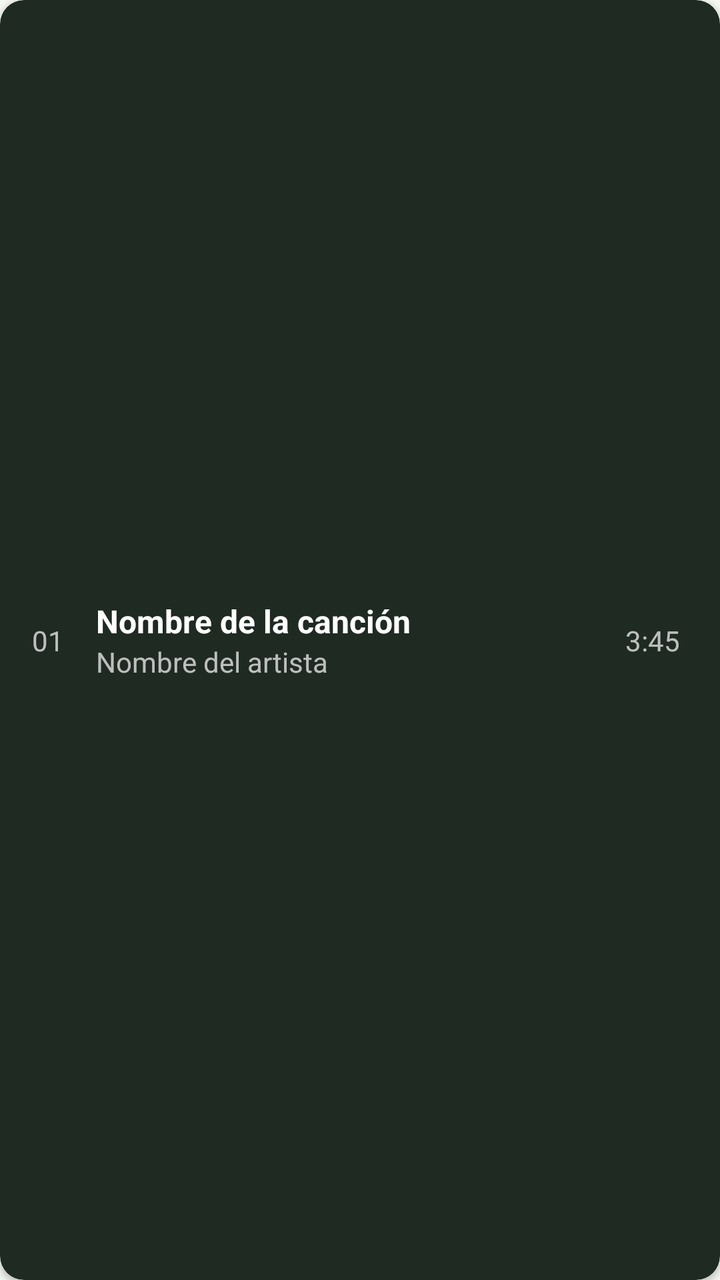
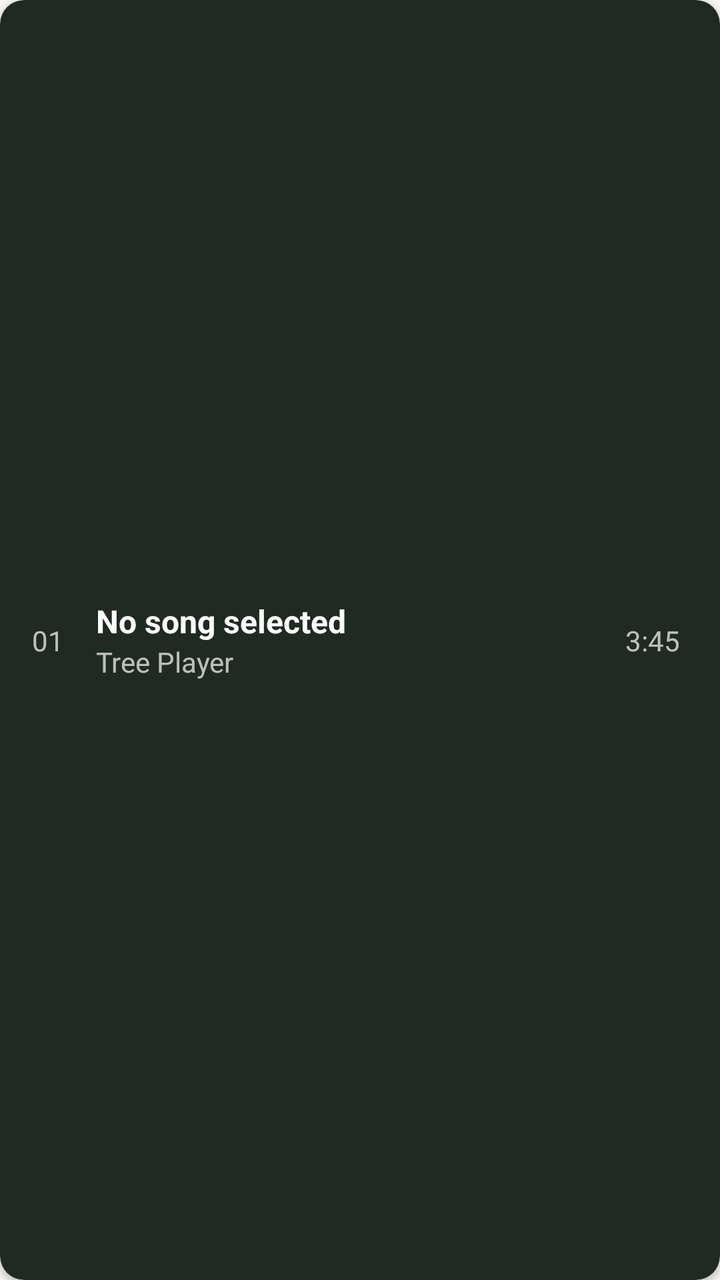

The first picture is an Android layout as it rendered before a commit; the second is the same layout after the commit. The layout source and the unified diff follow.
<!-- AndroidManifest.xml: application theme Theme.TreePlayer -->
<!-- res/layout/item_cancion.xml -->
<?xml version="1.0" encoding="utf-8"?>
<androidx.cardview.widget.CardView xmlns:android="http://schemas.android.com/apk/res/android"
    xmlns:app="http://schemas.android.com/apk/res-auto"
    android:layout_width="match_parent"
    android:layout_height="72dp"
    android:layout_marginVertical="4dp"
    android:layout_marginHorizontal="8dp"
    app:cardCornerRadius="12dp"
    app:cardElevation="2dp"
    app:cardBackgroundColor="@color/superficie_tarjeta">

    <androidx.constraintlayout.widget.ConstraintLayout
        android:layout_width="match_parent"
        android:layout_height="match_parent"
        android:padding="8dp">

        
        <TextView
            android:id="@+id/tvNumero"
            android:layout_width="32dp"
            android:layout_height="wrap_content"
            android:text="01"
            android:textSize="14sp"
            android:textColor="@color/texto_secundario_dark"
            android:gravity="center"
            app:layout_constraintStart_toStartOf="parent"
            app:layout_constraintTop_toTopOf="parent"
            app:layout_constraintBottom_toBottomOf="parent" />

        
        <ImageView
            android:id="@+id/ivPortada"
            android:layout_width="48dp"
            android:layout_height="48dp"
            android:src="@drawable/ic_default_album"
            android:scaleType="centerCrop"
            android:visibility="gone"
            android:layout_marginStart="8dp"
            app:layout_constraintStart_toEndOf="@+id/tvNumero"
            app:layout_constraintTop_toTopOf="parent"
            app:layout_constraintBottom_toBottomOf="parent"
            app:shapeAppearanceOverlay="@style/ShapeAppearanceOverlay.App.CornerSize8" />

        
        <TextView
            android:id="@+id/tvTitulo"
            android:layout_width="0dp"
            android:layout_height="wrap_content"
            android:text="Nombre de la canción"
            android:textSize="16sp"
            android:textStyle="bold"
            android:textColor="@color/texto_primario_dark"
            android:maxLines="1"
            android:ellipsize="end"
            android:layout_marginStart="8dp"
            android:layout_marginEnd="8dp"
            app:layout_constraintStart_toEndOf="@+id/ivPortada"
            app:layout_constraintEnd_toStartOf="@+id/tvDuracion"
            app:layout_constraintTop_toTopOf="@+id/ivPortada"
            app:layout_constraintBottom_toTopOf="@+id/tvArtista" />

        
        <TextView
            android:id="@+id/tvArtista"
            android:layout_width="0dp"
            android:layout_height="wrap_content"
            android:text="Nombre del artista"
            android:textSize="14sp"
            android:textColor="@color/texto_secundario_dark"
            android:maxLines="1"
            android:ellipsize="end"
            android:layout_marginStart="8dp"
            android:layout_marginEnd="8dp"
            app:layout_constraintStart_toEndOf="@+id/ivPortada"
            app:layout_constraintEnd_toStartOf="@+id/tvDuracion"
            app:layout_constraintTop_toBottomOf="@+id/tvTitulo"
            app:layout_constraintBottom_toBottomOf="@+id/ivPortada" />

        
        <TextView
            android:id="@+id/tvDuracion"
            android:layout_width="wrap_content"
            android:layout_height="wrap_content"
            android:text="3:45"
            android:textSize="14sp"
            android:textColor="@color/texto_secundario_dark"
            app:layout_constraintEnd_toEndOf="parent"
            app:layout_constraintTop_toTopOf="parent"
            app:layout_constraintBottom_toBottomOf="parent"
            android:layout_marginEnd="12dp" />

        
        <ImageView
            android:id="@+id/ivMenu"
            android:layout_width="24dp"
            android:layout_height="24dp"
            android:src="@drawable/ic_more_vert"
            android:visibility="gone"
            app:layout_constraintEnd_toEndOf="parent"
            app:layout_constraintTop_toTopOf="parent"
            app:layout_constraintBottom_toBottomOf="parent"
            android:layout_marginEnd="8dp"
            app:tint="@color/texto_secundario_dark" />

    </androidx.constraintlayout.widget.ConstraintLayout>
</androidx.cardview.widget.CardView>
<!-- resources referenced by this layout -->
<resources>
  <color name="superficie_tarjeta">#1E2A22</color>
  <color name="texto_primario_dark">#FFFFFF</color>
  <color name="texto_secundario_dark">#B3FFFFFF</color>
  <!-- drawable ic_default_album (drawable) -->
  <vector xmlns:android="http://schemas.android.com/apk/res/android"
      android:width="24dp"
      android:height="24dp"
      android:viewportWidth="24"
      android:viewportHeight="24">
      
      <path
          android:fillColor="@color/verde_profundo"
          android:pathData="M12,2C6.48,2 2,6.48 2,12s4.48,10 10,10 10,-4.48 10,-10S17.52,2 12,2z"/>
      
      <path
          android:fillColor="@color/marrón_claro"
          android:pathData="M11,15h2v4h-2z"/>
      
      <path
          android:fillColor="@color/verde_brillante"
          android:pathData="M12,5L6,12h3v3h6v-3h3L12,5z"/>
  </vector>
  <!-- drawable ic_more_vert (drawable) -->
  <vector xmlns:android="http://schemas.android.com/apk/res/android"
      android:width="24dp"
      android:height="24dp"
      android:viewportWidth="24"
      android:viewportHeight="24">
      <path
          android:fillColor="@color/texto_secundario_dark"
          android:pathData="M12,8c1.1,0 2,-0.9 2,-2s-0.9,-2 -2,-2 -2,0.9 -2,2 0.9,2 2,2zM12,10c-1.1,0 -2,0.9 -2,2s0.9,2 2,2 2,-0.9 2,-2 -0.9,-2 -2,-2zM12,16c-1.1,0 -2,0.9 -2,2s0.9,2 2,2 2,-0.9 2,-2 -0.9,-2 -2,-2z"/>
  </vector>
  <style name="ShapeAppearanceOverlay.App.CornerSize8" parent="">
          <item name="cornerSize">8dp</item>
      </style>
  <style name="Theme.TreePlayer" parent="Base.Theme.TreePlayer" />
  <color name="verde_profundo">#288c64</color>
  <color name="verde_brillante">#5ab267</color>
  <style name="Base.Theme.TreePlayer" parent="Theme.Material3.DayNight.NoActionBar">
          
          <item name="android:windowBackground">@color/fondo_principal_light</item>
          <item name="colorPrimary">@color/verde_brillante</item>
          <item name="colorPrimaryVariant">@color/verde_profundo</item>
          <item name="colorOnPrimary">@color/white</item>
  
          <item name="colorSecondary">@color/marrón_claro</item>
          <item name="colorOnSecondary">@color/white</item>
  
          <item name="android:colorBackground">@color/superficie_tarjeta_light</item>
          <item name="android:textColorPrimary">@color/texto_primario_light</item>
          <item name="android:textColorSecondary">@color/texto_secundario_light</item>
  
          
          <item name="android:statusBarColor" tools:targetApi="l">@color/verde_profundo</item>
          <item name="android:navigationBarColor" tools:targetApi="l">@color/fondo_principal_light</item>
      </style>
  <color name="fondo_principal_light">#F5F9F2</color>
  <color name="white">#FFFFFFFF</color>
  <color name="superficie_tarjeta_light">#FFFFFF</color>
  <color name="texto_primario_light">#1A1F1A</color>
  <color name="texto_secundario_light">#6B756B</color>
</resources>

<!-- the commit's change to res/layout/item_cancion.xml (unified diff, before → after) -->
@@ -30,9 +30,9 @@
         
         <ImageView
             android:id="@+id/ivPortada"
-            android:layout_width="48dp"
-            android:layout_height="48dp"
-            android:src="@drawable/ic_default_album"
+            android:layout_width="100dp"
+            android:layout_height="100dp"
+            android:src="@drawable/ic_default_album_final"
             android:scaleType="centerCrop"
             android:visibility="gone"
             android:layout_marginStart="8dp"
@@ -46,7 +46,7 @@
             android:id="@+id/tvTitulo"
             android:layout_width="0dp"
             android:layout_height="wrap_content"
-            android:text="Nombre de la canción"
+            android:text="@string/main_no_song_selected"
             android:textSize="16sp"
             android:textStyle="bold"
             android:textColor="@color/texto_primario_dark"
@@ -64,7 +64,7 @@
             android:id="@+id/tvArtista"
             android:layout_width="0dp"
             android:layout_height="wrap_content"
-            android:text="Nombre del artista"
+            android:text="@string/app_name"
             android:textSize="14sp"
             android:textColor="@color/texto_secundario_dark"
             android:maxLines="1"
<!-- resource entries referenced after the edit -->
@@ -3,25 +3,7 @@
   <color name="superficie_tarjeta">#1E2A22</color>
   <color name="texto_primario_dark">#FFFFFF</color>
   <color name="texto_secundario_dark">#B3FFFFFF</color>
-  <!-- drawable ic_default_album (drawable) -->
-  <vector xmlns:android="http://schemas.android.com/apk/res/android"
-      android:width="24dp"
-      android:height="24dp"
-      android:viewportWidth="24"
-      android:viewportHeight="24">
-      
-      <path
-          android:fillColor="@color/verde_profundo"
-          android:pathData="M12,2C6.48,2 2,6.48 2,12s4.48,10 10,10 10,-4.48 10,-10S17.52,2 12,2z"/>
-      
-      <path
-          android:fillColor="@color/marrón_claro"
-          android:pathData="M11,15h2v4h-2z"/>
-      
-      <path
-          android:fillColor="@color/verde_brillante"
-          android:pathData="M12,5L6,12h3v3h6v-3h3L12,5z"/>
-  </vector>
+  <!-- drawable ic_default_album_final: png bitmap (drawable, 16601 bytes) -->
   <!-- drawable ic_more_vert (drawable) -->
   <vector xmlns:android="http://schemas.android.com/apk/res/android"
       android:width="24dp"
@@ -32,6 +14,8 @@
           android:fillColor="@color/texto_secundario_dark"
           android:pathData="M12,8c1.1,0 2,-0.9 2,-2s-0.9,-2 -2,-2 -2,0.9 -2,2 0.9,2 2,2zM12,10c-1.1,0 -2,0.9 -2,2s0.9,2 2,2 2,-0.9 2,-2 -0.9,-2 -2,-2zM12,16c-1.1,0 -2,0.9 -2,2s0.9,2 2,2 2,-0.9 2,-2 -0.9,-2 -2,-2z"/>
   </vector>
+  <string name="app_name" translatable="false">Tree Player</string>
+  <string name="main_no_song_selected">No song selected</string>
   <style name="ShapeAppearanceOverlay.App.CornerSize8" parent="">
           <item name="cornerSize">8dp</item>
       </style>
